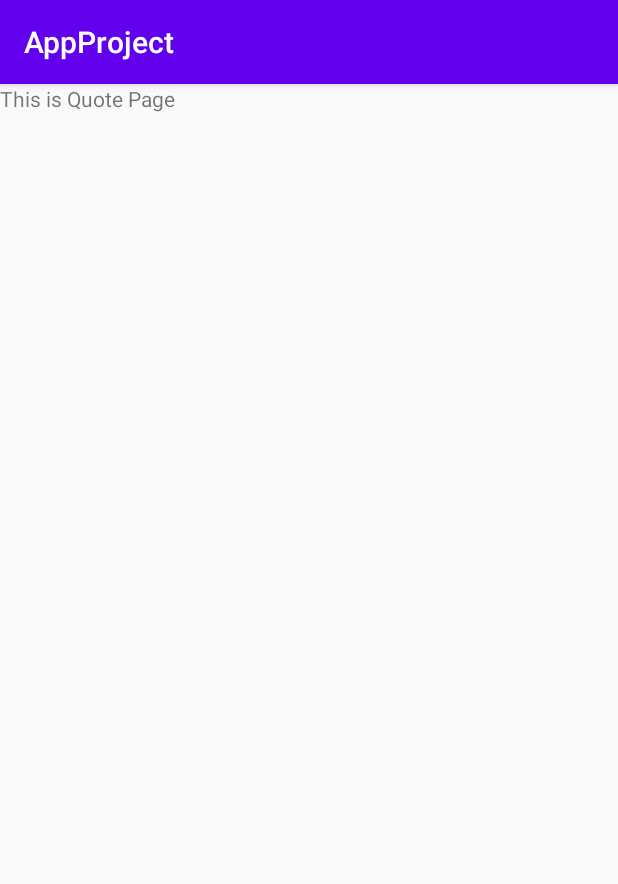
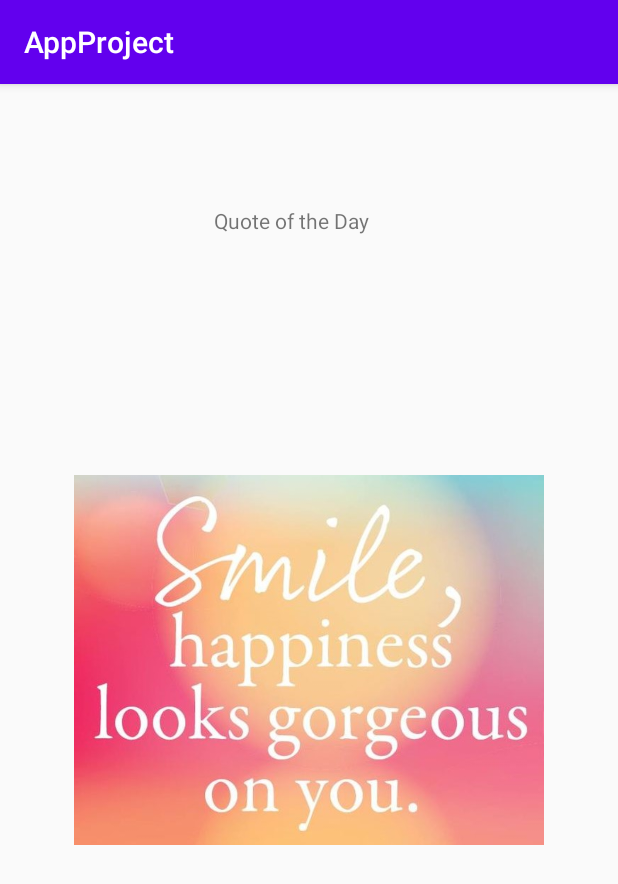
Before and after one commit to snjaya098/FinalProject, an Android app: the QuotePage screen opened directly, with no data from a screen before it, on a phone screen of 412 x 824 dp. Shown: the top 884 px of the screen. Run offline under Robolectric (Android 15) with nearby library versions, the light colour scheme and no system bars; 2 statements that could not run were skipped.

Commit message:
Fourth commit of the app (Improved functionality of Quotes UI with added class QuoteLibrary).

```diff
--- a/app/src/main/java/com/example/appproject/QuotePage.java
+++ b/app/src/main/java/com/example/appproject/QuotePage.java
@@ -3,12 +3,41 @@ package com.example.appproject;
 import androidx.appcompat.app.AppCompatActivity;
 
 import android.os.Bundle;
+import android.widget.ImageView;
+
+import java.util.Arrays;
+import java.util.Collection;
+import java.util.Collections;
 
 public class QuotePage extends AppCompatActivity {
+
+    private ImageView imageView;
 
     @Override
     protected void onCreate(Bundle savedInstanceState) {
         super.onCreate(savedInstanceState);
         setContentView(R.layout.activity_quote_page);
+
+        imageView = (ImageView) findViewById(R.id.imageQuote);
+        showQuote();
+    }
+
+    public void showQuote(){
+        shuffleQuotes();
+        imageView.setImageResource(quotesArray[0].getIdxImage());
+    }
+
+    QuoteLibrary qu1 = new QuoteLibrary(R.drawable.quote1);
+    QuoteLibrary qu2 = new QuoteLibrary(R.drawable.quote2);
+    QuoteLibrary qu3 = new QuoteLibrary(R.drawable.quote3);
+    QuoteLibrary qu4 = new QuoteLibrary(R.drawable.quote4);
+    QuoteLibrary qu5 = new QuoteLibrary(R.drawable.quote5);
+    QuoteLibrary qu6 = new QuoteLibrary(R.drawable.quote6);
+
+    QuoteLibrary [] quotesArray = new QuoteLibrary[]{
+      qu1,qu2,qu3,qu4,qu5,qu6
+    };
+    public void shuffleQuotes(){
+        Collections.shuffle(Arrays.asList(quotesArray));
     }
 }
--- a/app/src/main/res/layout/activity_quote_page.xml
+++ b/app/src/main/res/layout/activity_quote_page.xml
@@ -7,10 +7,25 @@
     tools:context=".QuotePage">
 
     <TextView
-        android:id="@+id/textView5"
+        android:id="@+id/txtQuotePage"
         android:layout_width="wrap_content"
         android:layout_height="wrap_content"
-        android:text="This is Quote Page"
-        tools:layout_editor_absoluteX="158dp"
-        tools:layout_editor_absoluteY="332dp" />
+        android:text="Quote of the Day"
+        app:layout_constraintBottom_toBottomOf="parent"
+        app:layout_constraintEnd_toEndOf="parent"
+        app:layout_constraintHorizontal_bias="0.462"
+        app:layout_constraintStart_toStartOf="parent"
+        app:layout_constraintTop_toTopOf="parent"
+        app:layout_constraintVertical_bias="0.109" />
+
+    <ImageView
+        android:id="@+id/imageQuote"
+        android:layout_width="313dp"
+        android:layout_height="372dp"
+        app:layout_constraintBottom_toBottomOf="parent"
+        app:layout_constraintEnd_toEndOf="parent"
+        app:layout_constraintStart_toStartOf="parent"
+        app:layout_constraintTop_toTopOf="parent"
+        app:srcCompat="@drawable/quote6" />
+
 </androidx.constraintlayout.widget.ConstraintLayout>
```
Also changed, not shown: app/src/main/res/drawable/quote1.jpg (added), app/src/main/res/drawable/quote2.jpg (added), app/src/main/res/drawable/quote3.jpg (added), app/src/main/res/drawable/quote4.jpg (added), app/src/main/res/drawable/quote5.jpg (added), app/src/main/res/drawable/quote6.jpg (added).
